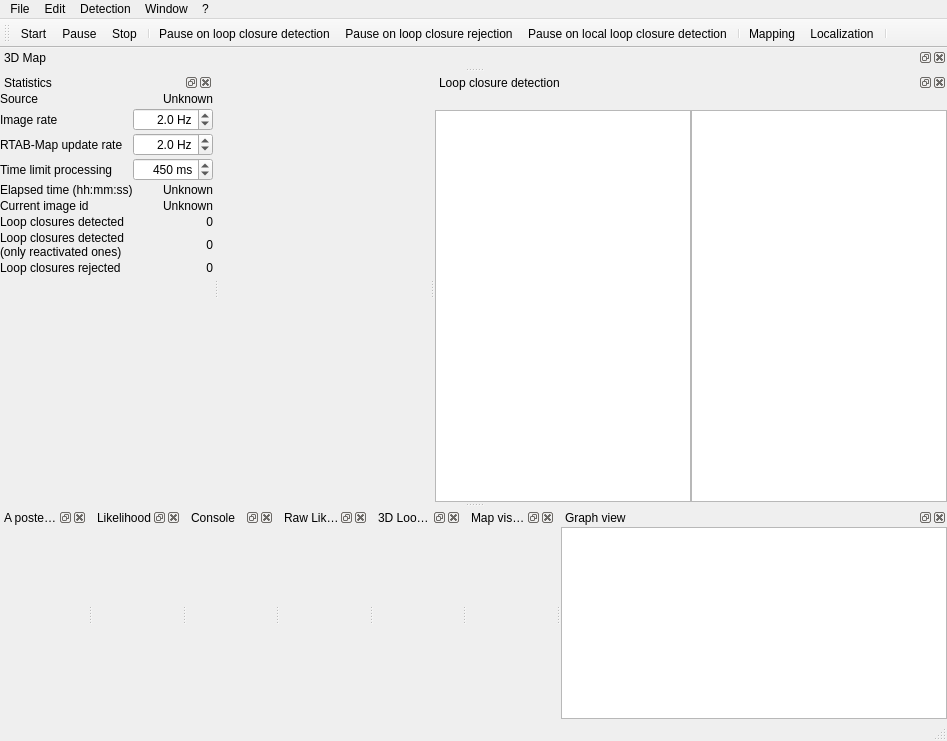
Qt form guilib/src/ui/mainWindow.ui (introlab/rtabmap) before a commit.
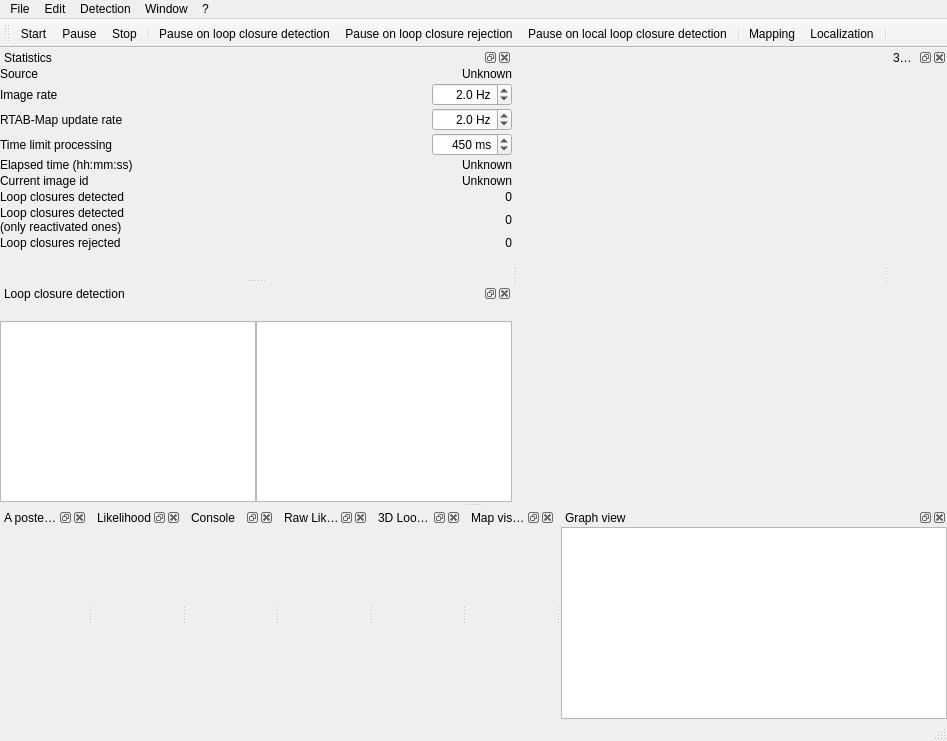
The same form after that commit. Icons and pictures are not drawn. Custom widgets are drawn as their Qt base class.

Commit message: default vertical layout for loop closure detection dockwidget

What changed in the file:
```diff
--- a/guilib/src/ui/mainWindow.ui
+++ b/guilib/src/ui/mainWindow.ui
@@ -519,7 +519,7 @@
     <string>3D Map</string>
    </property>
    <attribute name="dockWidgetArea">
-    <number>4</number>
+    <number>2</number>
    </attribute>
    <widget class="QWidget" name="dockWidgetContents_5">
     <layout class="QVBoxLayout" name="verticalLayout_3">
@@ -603,7 +603,7 @@
     <string>Loop closure detection</string>
    </property>
    <attribute name="dockWidgetArea">
-    <number>2</number>
+    <number>1</number>
    </attribute>
    <widget class="QWidget" name="layout_imageview">
     <layout class="QHBoxLayout" name="horizontalLayout_2">
```
Left out of the diff: 2 changed lines with no effect on the pictures. The commit also changes 2 other files.
